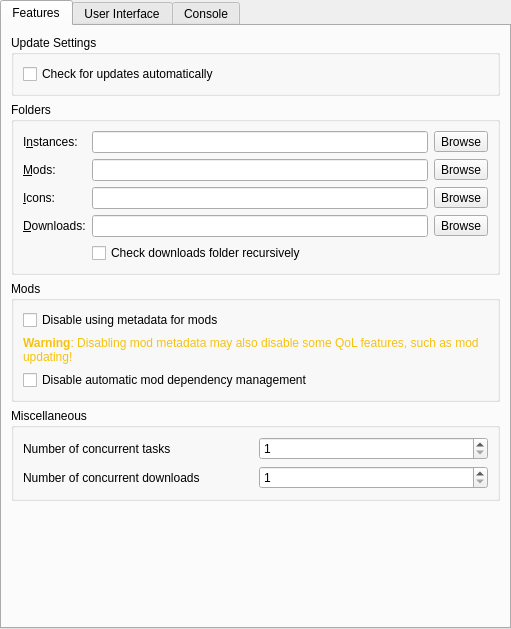
Above: launcher/ui/pages/global/LauncherPage.ui from FreesmTeam/FreesmLauncher before the change. Below: the same form after it.
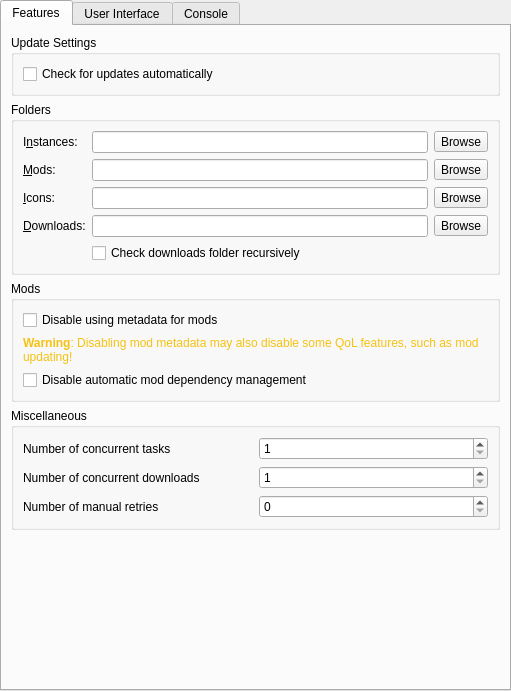
That is the form after the change. Custom widgets are drawn as their Qt base class.

Commit message: update retry netjob dialog

Diff of the .ui file:
```diff
--- a/launcher/ui/pages/global/LauncherPage.ui
+++ b/launcher/ui/pages/global/LauncherPage.ui
@@ -7,7 +7,7 @@
     <x>0</x>
     <y>0</y>
     <width>511</width>
-    <height>629</height>
+    <height>691</height>
    </rect>
   </property>
   <property name="sizePolicy">
@@ -233,6 +233,20 @@
             </property>
            </widget>
           </item>
+          <item row="2" column="0">
+           <widget class="QLabel" name="numberOfManualRetriesLabel">
+            <property name="text">
+             <string>Number of manual retries</string>
+            </property>
+           </widget>
+          </item>
+          <item row="2" column="1">
+           <widget class="QSpinBox" name="numberOfManualRetriesSpinBox">
+            <property name="minimum">
+             <number>0</number>
+            </property>
+           </widget>
+          </item>
          </layout>
         </widget>
        </item>
```
The commit also changes 7 other files.
